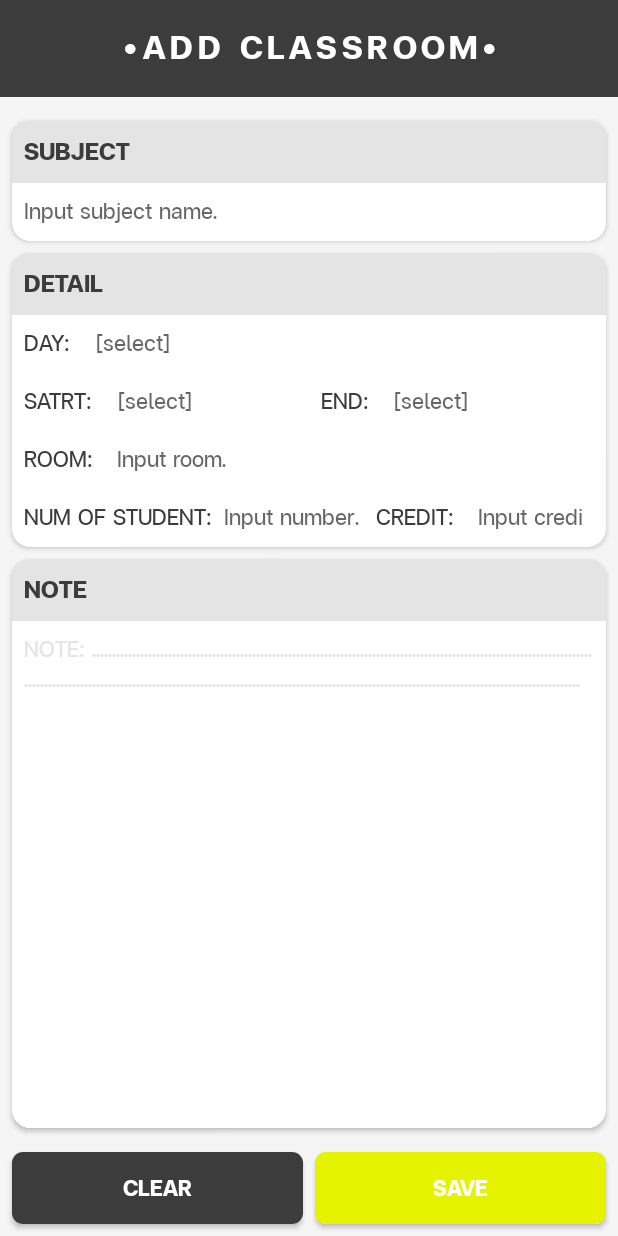
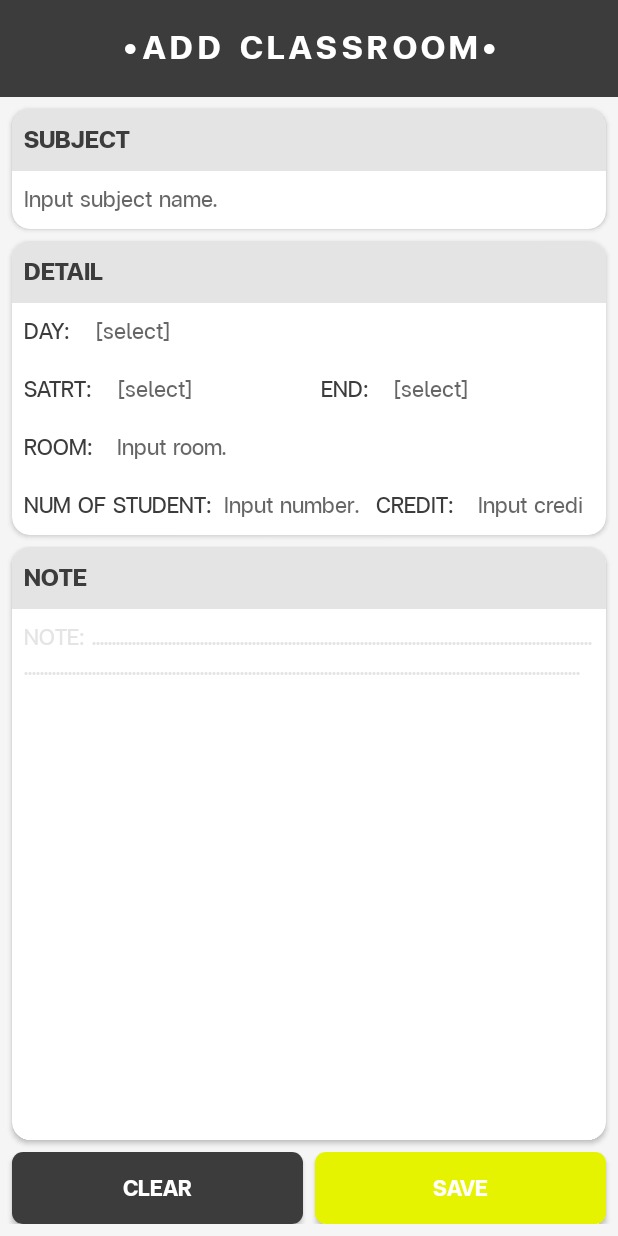
Before and after one commit to chanya1999/ROOM_ZONE, an Android app: the AddSubjectActivity screen opened directly, with no data from a screen before it, on a phone screen of 412 x 824 dp. Run offline under Robolectric (Android 15) with nearby library versions, the phone set to English and light mode, and no system bars.

Commit message:
Initial commit

```diff
--- a/app/src/main/res/layout/activity_add_subject.xml
+++ b/app/src/main/res/layout/activity_add_subject.xml
@@ -1,15 +1,23 @@
 <?xml version="1.0" encoding="utf-8"?>
-<androidx.constraintlayout.widget.ConstraintLayout xmlns:android="http://schemas.android.com/apk/res/android"
+<LinearLayout xmlns:android="http://schemas.android.com/apk/res/android"
     xmlns:app="http://schemas.android.com/apk/res-auto"
     xmlns:tools="http://schemas.android.com/tools"
     android:layout_width="match_parent"
     android:layout_height="match_parent"
     android:background="@color/colorNormalBackground"
-    tools:context=".AddSubjectActivity">
+    tools:context=".AddSubjectActivity"
+    android:orientation="vertical">
+
+    <LinearLayout
+        android:id="@+id/add_class_bar_layout"
+        android:layout_width="match_parent"
+        android:layout_height="wrap_content"
+        tools:ignore="MissingConstraints">
 
         <TextView
             android:id="@+id/add_class_text_bar"
-        android:layout_width="0dp"
+            style="@style/HeadStyle"
+            android:layout_width="match_parent"
             android:layout_height="wrap_content"
             android:background="@color/colorPrimaryDark"
             android:gravity="center"
@@ -20,24 +28,33 @@
             android:paddingBottom="15sp"
             android:text="•ADD CLASSROOM•"
             android:textColor="@android:color/white"
-        style="@style/HeadStyle"
             app:layout_constraintHorizontal_bias="0.5"
             app:layout_constraintLeft_toLeftOf="parent"
             app:layout_constraintRight_toRightOf="parent"
             app:layout_constraintTop_toTopOf="parent" />
 
+
+    </LinearLayout>
+
+    <ScrollView
+        android:layout_width="match_parent"
+        android:layout_height="fill_parent"
+        android:fillViewport="true"
+        android:layout_weight="1">
+
+        <LinearLayout
+            android:layout_width="match_parent"
+            android:layout_height="match_parent"
+            android:orientation="vertical">
+
             <androidx.cardview.widget.CardView
                 android:id="@+id/subject_name_card_view"
-        android:layout_width="0dp"
+                android:layout_width="match_parent"
                 android:layout_height="wrap_content"
                 android:layout_marginStart="8dp"
-        android:layout_marginTop="16dp"
+                android:layout_marginTop="8dp"
                 android:layout_marginEnd="8dp"
-        app:cardCornerRadius="12dp"
-        app:layout_constraintEnd_toEndOf="parent"
-        app:layout_constraintHorizontal_bias="1.0"
-        app:layout_constraintStart_toStartOf="parent"
-        app:layout_constraintTop_toBottomOf="@+id/add_class_text_bar">
+                app:cardCornerRadius="12dp">
 
                 <LinearLayout
                     android:layout_width="match_parent"
@@ -69,20 +86,14 @@
                 </LinearLayout>
             </androidx.cardview.widget.CardView>
 
-
             <androidx.cardview.widget.CardView
                 android:id="@+id/detail_subject_card_view"
-        android:layout_width="0dp"
+                android:layout_width="match_parent"
                 android:layout_height="wrap_content"
                 android:layout_marginStart="8dp"
                 android:layout_marginTop="8dp"
                 android:layout_marginEnd="8dp"
-        app:cardCornerRadius="12dp"
-        app:layout_constraintEnd_toEndOf="parent"
-        app:layout_constraintHorizontal_bias="1.0"
-        app:layout_constraintStart_toStartOf="parent"
-        app:layout_constraintTop_toBottomOf="@+id/subject_name_card_view">
-
+                app:cardCornerRadius="12dp">
                 <LinearLayout
                     android:id="@+id/detail_layout"
                     android:layout_width="match_parent"
@@ -235,9 +246,9 @@
                             <TextView
                                 android:id="@+id/a_number_of_student_text_view"
                                 style="@style/NormalTextStyle"
-                        android:layout_weight="0"
                                 android:layout_width="wrap_content"
                                 android:layout_height="wrap_content"
+                                android:layout_weight="0"
                                 android:padding="8dp"
                                 android:text="NUM OF STUDENT:"
                                 android:textColor="@color/colorPrimaryDark" />
@@ -245,10 +256,10 @@
                             <EditText
                                 android:id="@+id/number_of_student_edit_text"
                                 style="@style/NormalTextStyle"
-                        android:gravity="left"
                                 android:layout_width="match_parent"
                                 android:layout_height="wrap_content"
                                 android:layout_weight="1"
+                                android:gravity="left"
                                 android:hint="Input number."
                                 android:inputType="number"
                                 android:maxLength="4"
@@ -270,12 +281,12 @@
                             <EditText
                                 android:id="@+id/credit_edit_text"
                                 style="@style/NormalTextStyle"
-                        android:gravity="left"
-                        android:layout_marginEnd="8dp"
                                 android:layout_width="match_parent"
                                 android:layout_height="wrap_content"
+                                android:layout_marginEnd="8dp"
+                                android:layout_weight="1"
+                                android:gravity="left"
                                 android:hint="Input credit."
-                        android:layout_weight="1"
                                 android:inputType="number"
                                 android:maxLength="1"
                                 android:padding="8dp"
@@ -289,18 +300,14 @@
 
             <androidx.cardview.widget.CardView
                 android:id="@+id/note_card_view"
-        android:layout_width="0dp"
-        android:layout_height="0dp"
+                android:layout_width="match_parent"
+                android:layout_height="match_parent"
                 android:layout_marginStart="8dp"
                 android:layout_marginTop="8dp"
-        android:layout_marginBottom="16dp"
                 android:layout_marginEnd="8dp"
+                android:layout_marginBottom="8dp"
                 app:cardCornerRadius="12dp"
-        app:layout_constraintBottom_toTopOf="@+id/clear_button"
-        app:layout_constraintEnd_toEndOf="parent"
-        app:layout_constraintHorizontal_bias="1.0"
-        app:layout_constraintStart_toStartOf="parent"
-        app:layout_constraintTop_toBottomOf="@+id/detail_subject_card_view">
+                android:layout_weight="1">
 
                 <LinearLayout
                     android:layout_width="match_parent"
@@ -337,33 +344,37 @@
                 </LinearLayout>
             </androidx.cardview.widget.CardView>
 
+        </LinearLayout>
+    </ScrollView>
+
+
+    <LinearLayout
+        android:id="@+id/button_layout"
+        android:layout_width="match_parent"
+        android:layout_height="wrap_content"
+        android:layout_marginBottom="8dp"
+        android:orientation="horizontal">
+
         <Button
             android:id="@+id/clear_button"
             style="@style/DarkButtonStyle"
-        android:layout_width="0dp"
+            android:layout_width="match_parent"
             android:layout_height="wrap_content"
             android:layout_marginStart="8dp"
             android:layout_marginEnd="4dp"
-        android:text="CLEAR"
-        app:layout_constraintBottom_toBottomOf="@+id/save_button"
-        app:layout_constraintEnd_toStartOf="@+id/save_button"
-        app:layout_constraintHorizontal_bias="0.5"
-        app:layout_constraintStart_toStartOf="parent"
-        app:layout_constraintTop_toTopOf="@+id/save_button" />
+            android:layout_weight="1"
+            android:text="CLEAR" />
 
         <Button
             android:id="@+id/save_button"
             style="@style/LightButtonStyle"
-        android:layout_width="0dp"
+            android:layout_width="match_parent"
             android:layout_height="wrap_content"
             android:layout_marginStart="4dp"
             android:layout_marginEnd="8dp"
-        android:layout_marginBottom="8dp"
-        android:text="SAVE"
-        app:layout_constraintBottom_toBottomOf="parent"
-        app:layout_constraintEnd_toEndOf="parent"
-        app:layout_constraintHorizontal_bias="0.5"
-        app:layout_constraintStart_toEndOf="@+id/clear_button" />
+            android:layout_weight="1"
+            android:text="SAVE" />
 
+    </LinearLayout>
 
-</androidx.constraintlayout.widget.ConstraintLayout>
+</LinearLayout>
--- a/app/src/main/res/layout/item_subject.xml
+++ b/app/src/main/res/layout/item_subject.xml
@@ -56,7 +56,6 @@
                         style="@style/NormalTextStyle"
                         android:layout_width="wrap_content"
                         android:layout_height="wrap_content"
-                        android:layout_marginStart="8dp"
                         android:layout_marginTop="8dp"
                         android:layout_marginEnd="4dp"
                         android:maxLines="1"
@@ -165,7 +164,6 @@
                 android:layout_weight="0"
                 android:layout_width="wrap_content"
                 android:layout_height="wrap_content"
-                android:layout_marginStart="8dp"
                 android:layout_marginTop="2dp"
                 android:layout_marginEnd="4dp"
                 android:layout_marginBottom="8dp"
```
Lines whose indentation alone changed are shown as unchanged.
